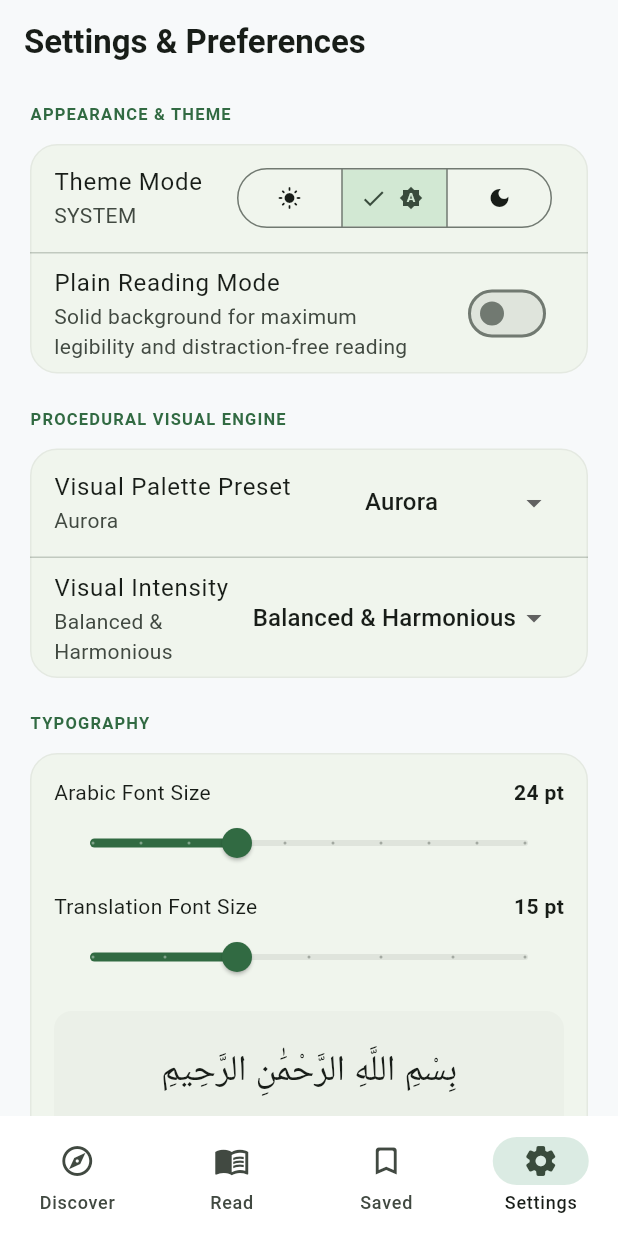
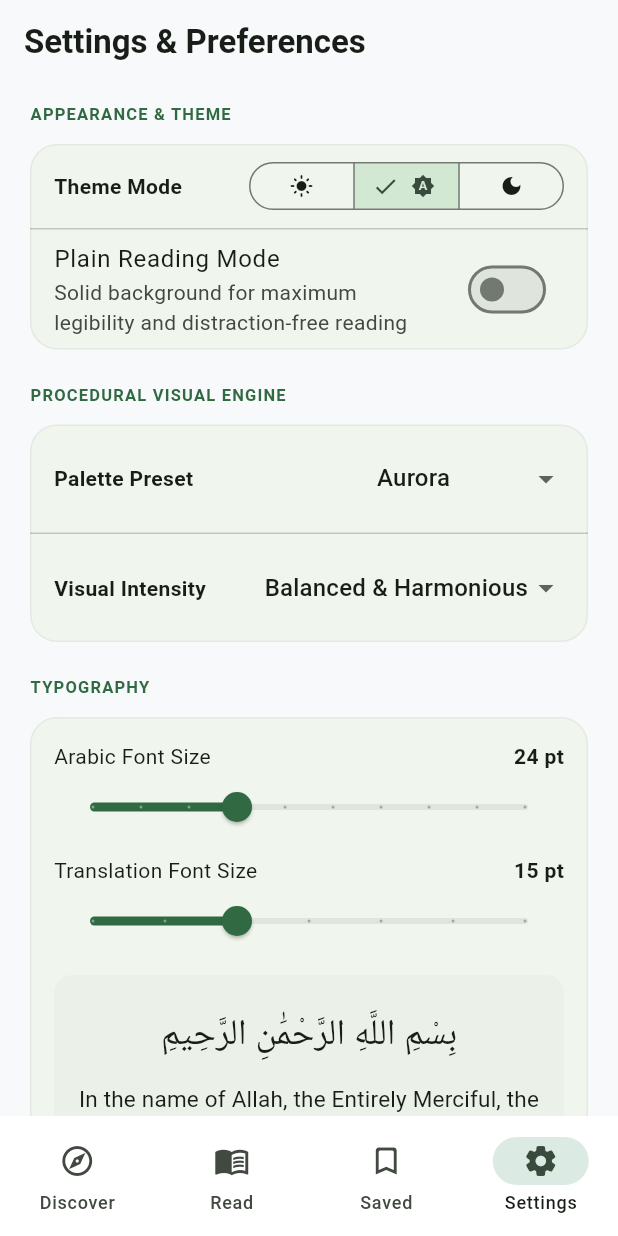
Before and after one commit to daud0x0/bayan, a Flutter app: the screen it shows after launch, item 4 of the bottom bar chosen, on a phone screen of 412 x 824 dp. Run offline on Flutter 3.47's test engine with Material 3 defaults, Android fonts, the phone set to English and light mode, and no system bars; our stand-ins replace shared_preferences, sqflite, sqflite_common_ffi; accounts and stored records are empty.

Commit message:
Refactor Settings view layouts for compact mobile screens

```diff
--- a/lib/features/settings/views/settings_view.dart
+++ b/lib/features/settings/views/settings_view.dart
@@ -176,10 +176,20 @@ class SettingsView extends StatelessWidget {
           Card(
             child: Column(
               children: [
-                ListTile(
-                  title: const Text('Theme Mode'),
-                  subtitle: Text(prefs.themeMode.name.toUpperCase()),
-                  trailing: SegmentedButton<ThemeMode>(
+                Padding(
+                  padding: const EdgeInsets.symmetric(horizontal: 16, vertical: 12),
+                  child: Row(
+                    mainAxisAlignment: MainAxisAlignment.spaceBetween,
+                    children: [
+                      const Text(
+                        'Theme Mode',
+                        style: TextStyle(fontWeight: FontWeight.w600),
+                      ),
+                      SegmentedButton<ThemeMode>(
+                        style: const ButtonStyle(
+                          visualDensity: VisualDensity.compact,
+                          tapTargetSize: MaterialTapTargetSize.shrinkWrap,
+                        ),
                         segments: const [
                           ButtonSegment(value: ThemeMode.light, icon: Icon(Icons.light_mode, size: 16)),
                           ButtonSegment(value: ThemeMode.system, icon: Icon(Icons.brightness_auto, size: 16)),
@@ -189,6 +199,8 @@ class SettingsView extends StatelessWidget {
                         onSelectionChanged: (set) {
                           scope.updatePreferences(prefs.copyWith(themeMode: set.first));
                         },
+                      ),
+                    ],
                   ),
                 ),
                 const Divider(height: 1),
@@ -210,10 +222,16 @@ class SettingsView extends StatelessWidget {
           Card(
             child: Column(
               children: [
-                ListTile(
-                  title: const Text('Visual Palette Preset'),
-                  subtitle: Text(prefs.visualPreset.label),
-                  trailing: DropdownButton<VisualPreset>(
+                Padding(
+                  padding: const EdgeInsets.symmetric(horizontal: 16, vertical: 12),
+                  child: Row(
+                    mainAxisAlignment: MainAxisAlignment.spaceBetween,
+                    children: [
+                      const Text(
+                        'Palette Preset',
+                        style: TextStyle(fontWeight: FontWeight.w600),
+                      ),
+                      DropdownButton<VisualPreset>(
                         value: prefs.visualPreset,
                         underline: const SizedBox(),
                         items: VisualPreset.values.map((p) {
@@ -225,12 +243,20 @@ class SettingsView extends StatelessWidget {
                           }
                         },
                       ),
+                    ],
+                  ),
                 ),
                 const Divider(height: 1),
-                ListTile(
-                  title: const Text('Visual Intensity'),
-                  subtitle: Text(prefs.visualIntensity.label),
-                  trailing: DropdownButton<VisualIntensity>(
+                Padding(
+                  padding: const EdgeInsets.symmetric(horizontal: 16, vertical: 12),
+                  child: Row(
+                    mainAxisAlignment: MainAxisAlignment.spaceBetween,
+                    children: [
+                      const Text(
+                        'Visual Intensity',
+                        style: TextStyle(fontWeight: FontWeight.w600),
+                      ),
+                      DropdownButton<VisualIntensity>(
                         value: prefs.visualIntensity,
                         underline: const SizedBox(),
                         items: VisualIntensity.values.map((i) {
@@ -241,6 +267,8 @@ class SettingsView extends StatelessWidget {
                             scope.updatePreferences(prefs.copyWith(visualIntensity: i));
                           }
                         },
+                      ),
+                    ],
                   ),
                 ),
               ],
```
Lines whose indentation alone changed are shown as unchanged.
